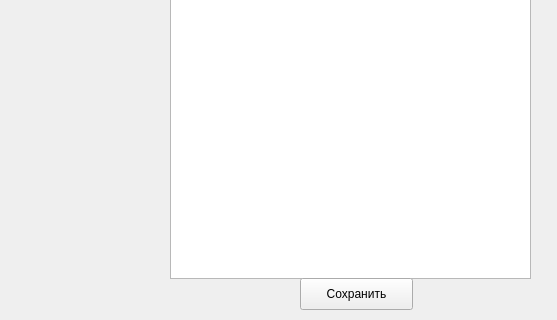
First picture: the form in ui-files/text_edit_main.ui, repository MarinaShustova/Argumentation-analyzer, before the edit; both pictures show x 0 to 557 and y 182 to 502 of the 557 by 502 pixel window.
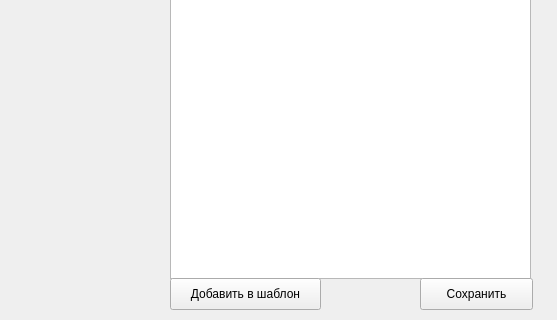
Second picture: the form after the edit. Icons and pictures are not drawn.

Commit message: added new dialog windows

What changed in the file:
```diff
--- a/ui-files/text_edit_main.ui
+++ b/ui-files/text_edit_main.ui
@@ -29,7 +29,7 @@
    <bool>false</bool>
   </property>
   <property name="styleSheet">
-   <string notr="true">QMainWindow{background-image: url(:/background/BACKGROUND_PATTERN.png);}</string>
+   <string notr="true"/>
   </property>
   <widget class="QWidget" name="centralwidget">
    <property name="styleSheet">
@@ -110,7 +110,7 @@
    <widget class="QPushButton" name="save_button">
     <property name="geometry">
      <rect>
-      <x>300</x>
+      <x>420</x>
       <y>460</y>
       <width>113</width>
       <height>32</height>
@@ -133,11 +133,25 @@
      <string>Статьи</string>
     </property>
    </widget>
+   <widget class="QPushButton" name="add_to_template">
+    <property name="geometry">
+     <rect>
+      <x>170</x>
+      <y>460</y>
+      <width>151</width>
+      <height>32</height>
+     </rect>
+    </property>
+    <property name="text">
+     <string>Добавить в шаблон</string>
+    </property>
+   </widget>
    <zorder>textEdit</zorder>
    <zorder>open_file</zorder>
    <zorder>templates_list</zorder>
    <zorder>save_button</zorder>
    <zorder>models</zorder>
+   <zorder>add_to_template</zorder>
   </widget>
  </widget>
  <resources>
```
Left out of the diff: 2 changed lines with no effect on the pictures. The commit also changes 7 other files.
